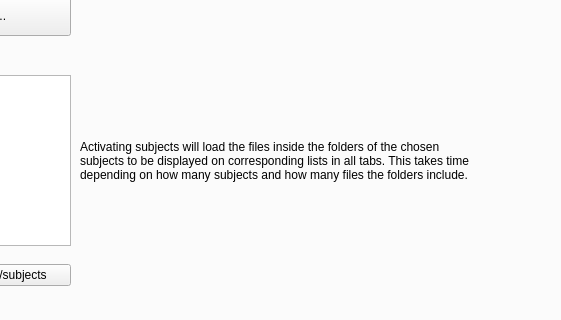
Before: the Qt Designer form meggie_batch/ui/qt4Designer_ui_files/mainWindowBatch.ui in cibr-jyu/meggie, drawn with Qt 5; both pictures show x 351 to 912 and y 128 to 448 of the 1148 by 863 pixel window.
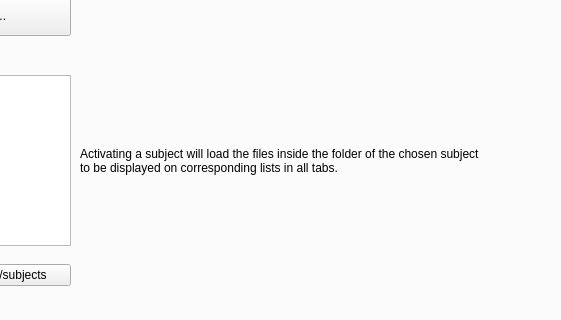
After: the same form once the commit is applied. The open tabs and pages were chosen to show the change.

What changed in the file:
```diff
--- a/meggie_batch/ui/qt4Designer_ui_files/mainWindowBatch.ui
+++ b/meggie_batch/ui/qt4Designer_ui_files/mainWindowBatch.ui
@@ -666,7 +666,7 @@
                </rect>
               </property>
               <property name="text">
-               <string>Activating subjects will load the files inside the folders of the chosen subjects to be displayed on corresponding lists in all tabs. This takes time depending on how many subjects and how many files the folders include.</string>
+               <string>Activating a subject will load the files inside the folder of the chosen subject to be displayed on corresponding lists in all tabs.</string>
               </property>
               <property name="wordWrap">
                <bool>true</bool>
```
Left out of the diff: 42 changed lines with no effect on the pictures.
